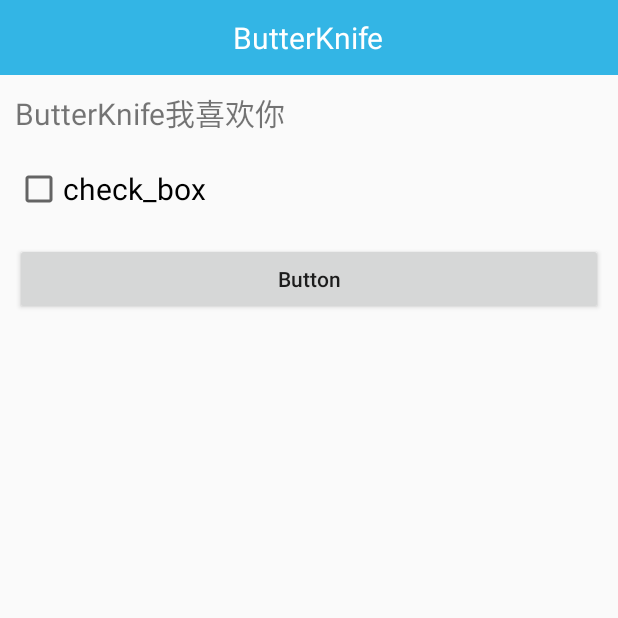
After one commit to MoeRookie/AtGuiGuCode, an Android app: the ButterKnifeActivity screen opened directly, with no data from a screen before it, on a phone screen of 412 x 824 dp, the top half of it. The commit adds this screen. Run offline under Robolectric (Android 15) with nearby library versions, the phone set to English and light mode, and no system bars; our stand-ins replace ButterKnife.

Commit message:
使用ButterKnife实例化控件并绑定View的点击事件

```diff
--- a/app/build.gradle
+++ b/app/build.gradle
@@ -41,5 +41,9 @@ dependencies {
     implementation 'org.xutils:xutils:3.5.1'
     // afinal
     implementation files('libs/afinal_0.5.1_bin.jar')
+    // volley
     implementation files('libs/volley.jar')
+    // butterknife
+    implementation 'com.jakewharton:butterknife:10.1.0'
+    annotationProcessor 'com.jakewharton:butterknife-compiler:10.1.0'
 }
--- a/app/src/main/AndroidManifest.xml
+++ b/app/src/main/AndroidManifest.xml
@@ -32,6 +32,7 @@
         <activity android:name=".xutils3.net.XUtils3NetActivity"/>
         <activity android:name=".afinal.AFinalActivity"/>
         <activity android:name=".volley.VolleyActivity"/>
+        <activity android:name=".butterknife.ButterKnifeActivity"/>
     </application>
 
 </manifest>
--- /dev/null
+++ b/app/src/main/java/com/liqun/atguigucode/butterknife/ButterKnifeActivity.java
@@ -0,0 +1,63 @@
+package com.liqun.atguigucode.butterknife;
+
+import android.app.Activity;
+import android.content.Context;
+import android.content.Intent;
+import android.os.Bundle;
+import android.view.View;
+import android.widget.TextView;
+import android.widget.Toast;
+
+import com.liqun.atguigucode.R;
+
+import butterknife.BindView;
+import butterknife.ButterKnife;
+import butterknife.OnClick;
+import butterknife.Unbinder;
+
+public class ButterKnifeActivity extends Activity {
+
+    @BindView(R.id.tv_title)
+    TextView mTvTitle;
+    @BindView(R.id.tv_text)
+    TextView mTvText;
+    private Unbinder bind;
+
+    public static Intent newIntent(Context packageContext) {
+        Intent intent = new Intent(packageContext, ButterKnifeActivity.class);
+        return intent;
+    }
+
+    @Override
+    protected void onCreate(Bundle savedInstanceState) {
+        super.onCreate(savedInstanceState);
+        setContentView(R.layout.activity_butterknife);
+        bind = ButterKnife.bind(this);
+        initData();
+    }
+
+    private void initData() {
+        mTvTitle.setText("ButterKnife");
+        mTvText.setText("ButterKnife我喜欢你");
+    }
+
+    @OnClick({R.id.cb_check, R.id.btn_button})
+    public void onViewClicked(View view) {
+        switch (view.getId()) {
+            case R.id.cb_check:
+                Toast.makeText(this, "CheckBox被点击了 ...", Toast.LENGTH_SHORT).show();
+                break;
+            case R.id.btn_button:
+                Toast.makeText(this, "Button被点击了 ...", Toast.LENGTH_SHORT).show();
+                break;
+        }
+    }
+
+    @Override
+    protected void onDestroy() {
+        super.onDestroy();
+        if (bind != null) {
+            bind.unbind();
+        }
+    }
+}
--- a/app/src/main/java/com/liqun/atguigucode/fragment/CommonFrameFragment.java
+++ b/app/src/main/java/com/liqun/atguigucode/fragment/CommonFrameFragment.java
@@ -8,6 +8,7 @@ import android.widget.ListView;
 
 import com.liqun.atguigucode.R;
 import com.liqun.atguigucode.afinal.AFinalActivity;
+import com.liqun.atguigucode.butterknife.ButterKnifeActivity;
 import com.liqun.atguigucode.json.activity.FastJsonActivity;
 import com.liqun.atguigucode.json.activity.GsonActivity;
 import com.liqun.atguigucode.json.activity.NativeParseActivity;
@@ -26,6 +27,7 @@ public class CommonFrameFragment extends BaseFragment {
     private static final String X_UTILS_3 = "xutils3";
     private static final String A_FINAL = "afinal";
     private static final String VOLLEY = "volley";
+    private static final String BUTTER_KNIFE = "butterknife";
     private String[] mDatas;
     private ListView mListView;
     private CommonFrameFragmentAdapter mAdapter;
@@ -60,6 +62,9 @@ public class CommonFrameFragment extends BaseFragment {
                 } else if (VOLLEY.equals(data.toLowerCase())) {
                     Intent intent = VolleyActivity.newIntent(mCtx);
                     startActivity(intent);
+                } else if(BUTTER_KNIFE.equals(data.toLowerCase())){
+                    Intent intent = ButterKnifeActivity.newIntent(mCtx);
+                    startActivity(intent);
                 }
             }
         });
@@ -78,6 +83,7 @@ public class CommonFrameFragment extends BaseFragment {
                 "xUtils3",
                 "Afinal",
                 "Volley",
+                "ButterKnife",
                 "Retrofit2",
                 "Fresco",
                 "Glide",
--- /dev/null
+++ b/app/src/main/res/layout/activity_butterknife.xml
@@ -0,0 +1,28 @@
+<?xml version="1.0" encoding="utf-8"?>
+<LinearLayout xmlns:android="http://schemas.android.com/apk/res/android"
+    android:layout_width="match_parent"
+    android:layout_height="match_parent"
+    android:orientation="vertical">
+    <include layout="@layout/title_bar"/>
+    <TextView
+        android:id="@+id/tv_text"
+        android:layout_margin="10dp"
+        android:layout_width="wrap_content"
+        android:layout_height="wrap_content"
+        android:textSize="20sp"
+        android:text="text_view"/>
+    <CheckBox
+        android:id="@+id/cb_check"
+        android:layout_margin="10dp"
+        android:layout_width="wrap_content"
+        android:layout_height="wrap_content"
+        android:textSize="20sp"
+        android:text="check_box"/>
+    <Button
+        android:id="@+id/btn_button"
+        android:layout_margin="10dp"
+        android:layout_width="match_parent"
+        android:layout_height="wrap_content"
+        android:text="Button"
+        android:textAllCaps="false"/>
+</LinearLayout>
```
